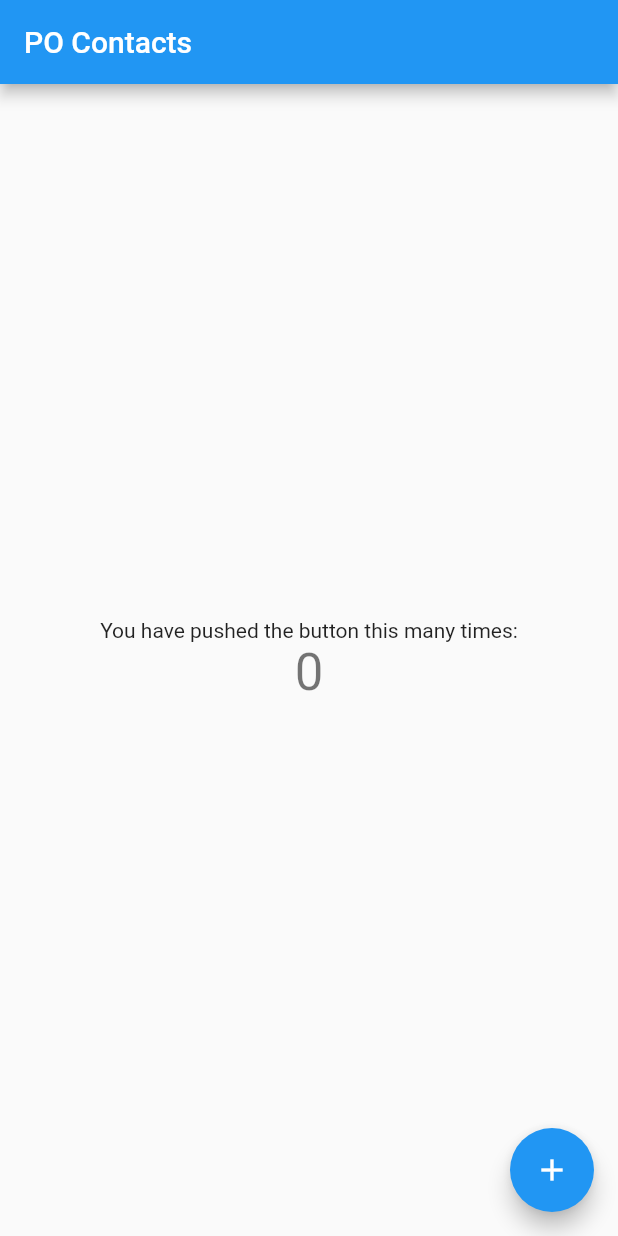
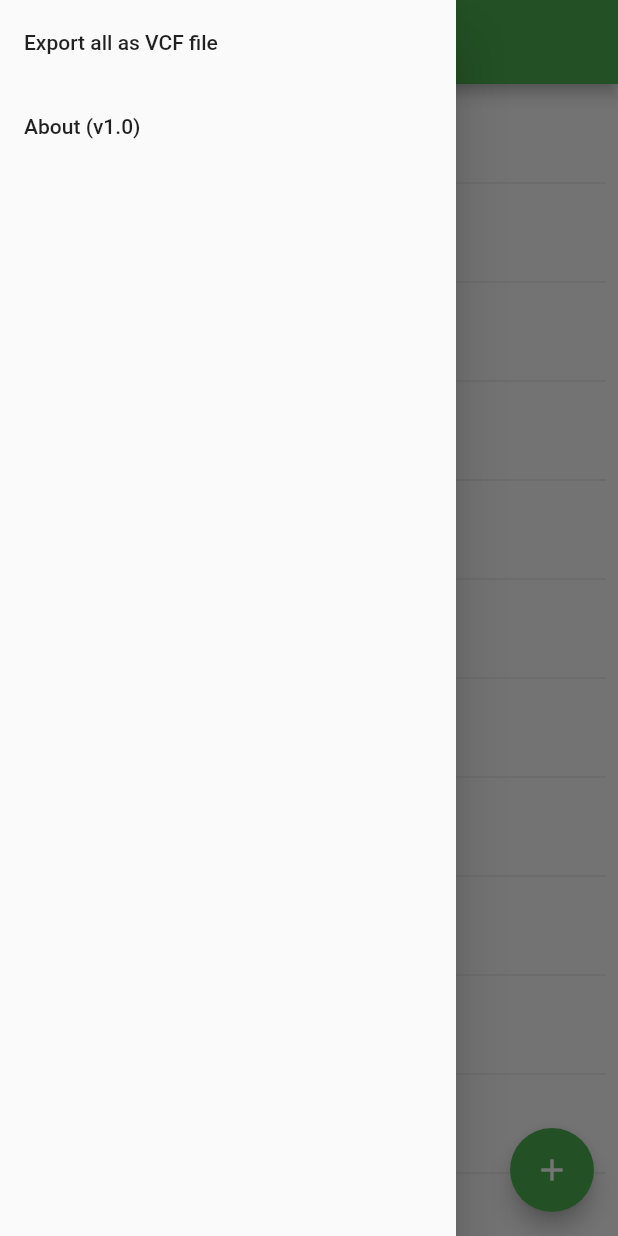
Before and after one commit to androidseb/po-contacts, a Flutter app: the screen it shows after launch, with the side drawer open (before the commit the screen has no drawer), on a phone screen of 412 x 824 dp. Run offline on Flutter 3.47's test engine with Material 2 defaults, Android fonts, the phone set to English and light mode, and no system bars.

Commit message:
updated the base UI structure with the list of contacts and the drawer

```diff
--- a/po_contacts_flutter/lib/assets/i18n.dart
+++ b/po_contacts_flutter/lib/assets/i18n.dart
@@ -1,5 +1,10 @@
 class I18nString {
   final String app_name = 'app_name';
+  final String create_new_contact = 'create_new_contact';
+  final String export_all_as_vcf = 'export_all_as_vcf';
+  final String about = 'about';
+  final String about_message = 'about_message';
+  final String ok = 'ok';
 }
 
 class I18n {
@@ -7,6 +12,11 @@ class I18n {
 
   static Map<String, String> currentTranslation = {
     string.app_name: 'PO Contacts',
+    string.create_new_contact: 'Create new contact',
+    string.export_all_as_vcf: 'Export all as VCF file',
+    string.about: 'About (v%s)',
+    string.about_message: 'About message here',
+    string.ok: 'OK',
   };
 
   static _getObjString(final Object _obj) {
--- /dev/null
+++ b/po_contacts_flutter/lib/controller/main_controller.dart
@@ -0,0 +1,31 @@
+import 'package:flutter/material.dart';
+import 'package:po_contacts_flutter/assets/i18n.dart';
+import 'package:po_contacts_flutter/po_constants.dart';
+
+class MainController {
+  static void showAboutDialog(final BuildContext context) {
+    showDialog(
+      context: context,
+      builder: (BuildContext context) {
+        return AlertDialog(
+          title: Text(I18n.getString(I18n.string.about, POConstants.APP_VERSION)),
+          content: SingleChildScrollView(
+            child: ListBody(
+              children: <Widget>[
+                Text(I18n.getString(I18n.string.about_message)),
+              ],
+            ),
+          ),
+          actions: <Widget>[
+            FlatButton(
+              child: Text(I18n.getString(I18n.string.ok)),
+              onPressed: () {
+                Navigator.of(context).pop();
+              },
+            ),
+          ],
+        );
+      },
+    );
+  }
+}
--- /dev/null
+++ b/po_contacts_flutter/lib/po_constants.dart
@@ -0,0 +1,4 @@
+class POConstants {
+  static const double LIST_ITEM_DEFAULT_HEIGHT = 50;
+  static const String APP_VERSION = '1.0';
+}
--- a/po_contacts_flutter/lib/view/root_view.dart
+++ b/po_contacts_flutter/lib/view/root_view.dart
@@ -1,110 +1,85 @@
 import 'package:flutter/material.dart';
 import 'package:po_contacts_flutter/assets/i18n.dart';
+import 'package:po_contacts_flutter/controller/main_controller.dart';
+import 'package:po_contacts_flutter/po_constants.dart';
 
 class RootView extends StatelessWidget {
-  // This widget is the root of your application.
   @override
   Widget build(BuildContext context) {
     return MaterialApp(
       title: I18n.getString(I18n.string.app_name),
       theme: ThemeData(
-        // This is the theme of your application.
-        //
-        // Try running your application with "flutter run". You'll see the
-        // application has a blue toolbar. Then, without quitting the app, try
-        // changing the primarySwatch below to Colors.green and then invoke
-        // "hot reload" (press "r" in the console where you ran "flutter run",
-        // or simply save your changes to "hot reload" in a Flutter IDE).
-        // Notice that the counter didn't reset back to zero; the application
-        // is not restarted.
-        primarySwatch: Colors.blue,
+        primarySwatch: Colors.green,
       ),
-      home: MyHomePage(title: I18n.getString(I18n.string.app_name)),
+      home: MainView(title: I18n.getString(I18n.string.app_name)),
     );
   }
 }
 
-class MyHomePage extends StatefulWidget {
-  MyHomePage({Key key, this.title}) : super(key: key);
-
-  // This widget is the home page of your application. It is stateful, meaning
-  // that it has a State object (defined below) that contains fields that affect
-  // how it looks.
-
-  // This class is the configuration for the state. It holds the values (in this
-  // case the title) provided by the parent (in this case the App widget) and
-  // used by the build method of the State. Fields in a Widget subclass are
-  // always marked "final".
-
+class MainView extends StatelessWidget {
   final String title;
 
-  @override
-  _MyHomePageState createState() => _MyHomePageState();
-}
+  MainView({Key key, this.title}) : super(key: key);
 
-class _MyHomePageState extends State<MyHomePage> {
-  int _counter = 0;
-
-  void _incrementCounter() {
-    setState(() {
-      // This call to setState tells the Flutter framework that something has
-      // changed in this State, which causes it to rerun the build method below
-      // so that the display can reflect the updated values. If we changed
-      // _counter without calling setState(), then the build method would not be
-      // called again, and so nothing would appear to happen.
-      _counter++;
-    });
+  void _onAddButtonClicked() {
+    //TODO
   }
 
   @override
   Widget build(BuildContext context) {
-    // This method is rerun every time setState is called, for instance as done
-    // by the _incrementCounter method above.
-    //
-    // The Flutter framework has been optimized to make rerunning build methods
-    // fast, so that you can just rebuild anything that needs updating rather
-    // than having to individually change instances of widgets.
+    //TODO
+    final List<String> contactsList = [];
+    for (int i = 0; i < 100; i++) {
+      contactsList.add('Contact ${i + 1}');
+    }
+
     return Scaffold(
       appBar: AppBar(
-        // Here we take the value from the MyHomePage object that was created by
-        // the App.build method, and use it to set our appbar title.
-        title: Text(widget.title),
+        title: Text(title),
+      ),
+      drawer: Drawer(
+        child: SafeArea(
+          top: true,
+          bottom: false,
+          left: false,
+          right: false,
+          child: ListView(
+            padding: EdgeInsets.zero,
+            children: <Widget>[
+              ListTile(
+                title: Text(I18n.getString(I18n.string.export_all_as_vcf)),
+                onTap: () {
+                  //TODO
+                },
+              ),
+              ListTile(
+                title: Text(I18n.getString(I18n.string.about, POConstants.APP_VERSION)),
+                onTap: () {
+                  MainController.showAboutDialog(context);
+                },
+              ),
+            ],
+          ),
+        ),
       ),
       body: Center(
-        // Center is a layout widget. It takes a single child and positions it
-        // in the middle of the parent.
-        child: Column(
-          // Column is also a layout widget. It takes a list of children and
-          // arranges them vertically. By default, it sizes itself to fit its
-          // children horizontally, and tries to be as tall as its parent.
-          //
-          // Invoke "debug painting" (press "p" in the console, choose the
-          // "Toggle Debug Paint" action from the Flutter Inspector in Android
-          // Studio, or the "Toggle Debug Paint" command in Visual Studio Code)
-          // to see the wireframe for each widget.
-          //
-          // Column has various properties to control how it sizes itself and
-          // how it positions its children. Here we use mainAxisAlignment to
-          // center the children vertically; the main axis here is the vertical
-          // axis because Columns are vertical (the cross axis would be
-          // horizontal).
-          mainAxisAlignment: MainAxisAlignment.center,
-          children: <Widget>[
-            Text(
-              'You have pushed the button this many times:',
-            ),
-            Text(
-              '$_counter',
-              style: Theme.of(context).textTheme.display1,
-            ),
-          ],
+        child: ListView.separated(
+          padding: const EdgeInsets.all(8),
+          itemCount: contactsList.length,
+          itemBuilder: (BuildContext context, int index) {
+            return Container(
+              height: POConstants.LIST_ITEM_DEFAULT_HEIGHT,
+              child: Center(child: Text('${contactsList[index]}')),
+            );
+          },
+          separatorBuilder: (BuildContext context, int index) => const Divider(),
         ),
       ),
       floatingActionButton: FloatingActionButton(
-        onPressed: _incrementCounter,
-        tooltip: 'Increment',
+        onPressed: _onAddButtonClicked,
+        tooltip: I18n.getString(I18n.string.create_new_contact),
         child: Icon(Icons.add),
-      ), // This trailing comma makes auto-formatting nicer for build methods.
+      ),
     );
   }
 }
```
